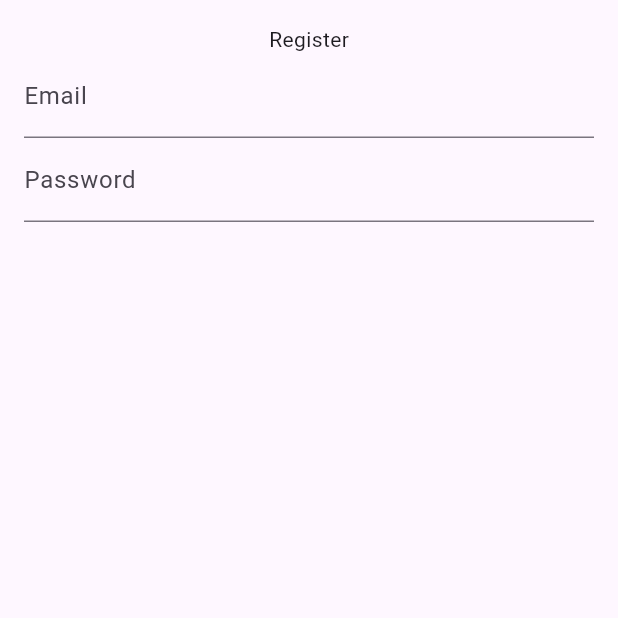
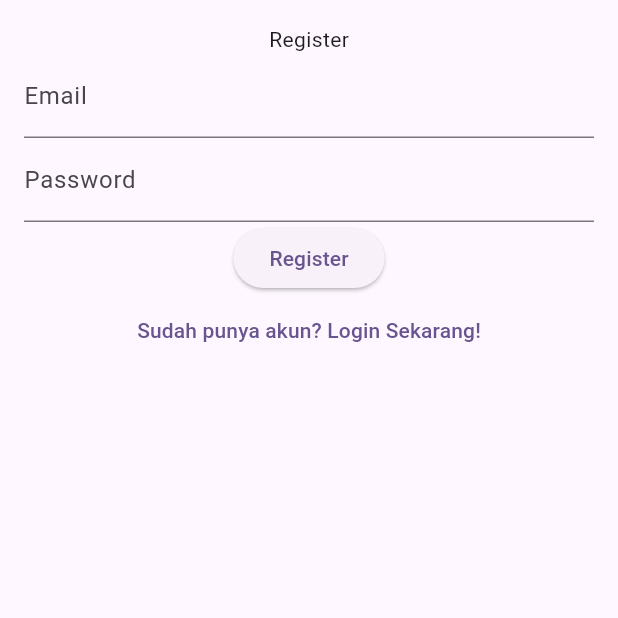
Before and after one commit to AbrarImamSatria/20220140042_act4, a Flutter app: the RegisterPage screen opened directly, on a phone screen of 412 x 824 dp, the top half of it. Run offline on Flutter 3.47's test engine with Material 3 defaults, Android fonts, the phone set to English and light mode, and no system bars.

Commit message:
membuat elevatedButton register dan text button menuju login

```diff
--- a/lib/presentation/register_page.dart
+++ b/lib/presentation/register_page.dart
@@ -45,6 +45,20 @@ class _RegisterPageState extends State<RegisterPage> {
                   return null;
                 },
               ),
+              ElevatedButton(onPressed: () {}, child: Text('Register')),
+              TextButton(
+                onPressed: () {
+                  Navigator.pushNamed(context, '/login');
+
+                  // Alternatif manual:
+                  // Navigator.pop(context);
+                  // Navigator.push(
+                  //   context,
+                  //   MaterialPageRoute(builder: (context) => const LoginPage()),
+                  // );
+                },
+                child: const Text('Sudah punya akun? Login Sekarang!'),
+              ),
             ],
           ),
         ),
```
